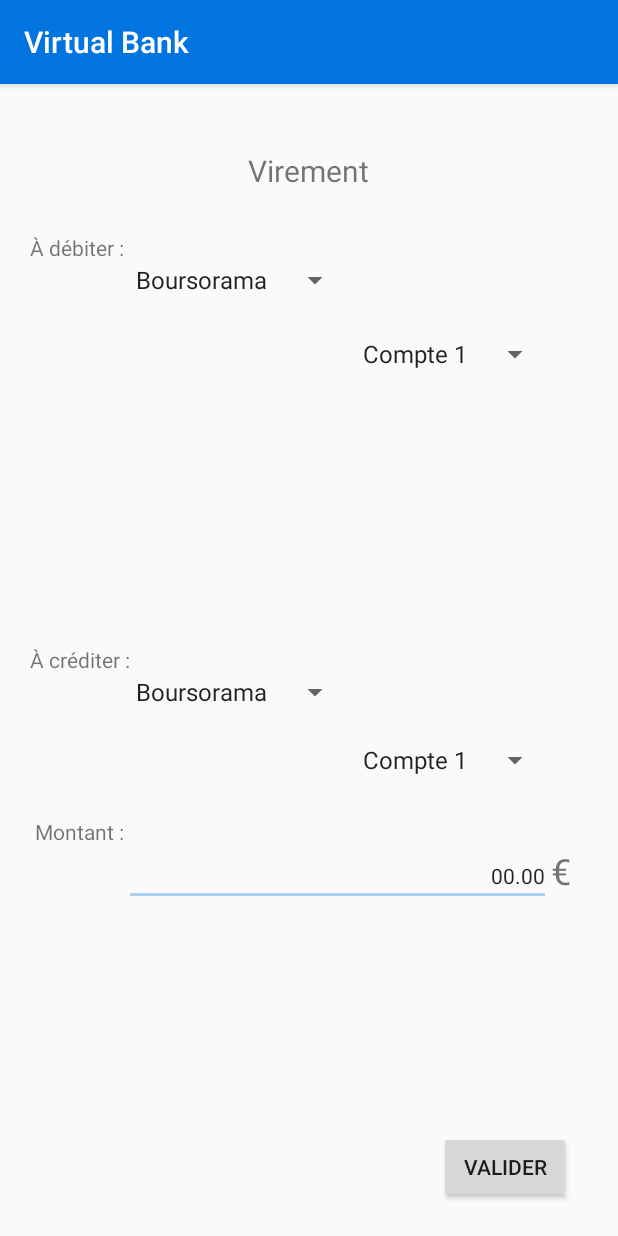
After one commit to Noxyd/VirtualBank, an Android app: the AjoutVirement screen opened directly, with no data from a screen before it, on a phone screen of 412 x 824 dp. The commit adds this screen. Run offline under Robolectric (Android 15) with nearby library versions, the light colour scheme and no system bars.

Commit message:
Ajout de la page 'Ajout Virement'

```diff
--- a/app/src/main/AndroidManifest.xml
+++ b/app/src/main/AndroidManifest.xml
@@ -27,6 +27,7 @@
         <activity android:name=".ListeCompte" />
         <activity android:name=".AjoutBanque" />
         <activity android:name=".Stat" />
+        <activity android:name=".AjoutVirement" />
     </application>
 
 </manifest>
--- a/app/src/main/java/com/example/stri/virtualbank/Accueil.java
+++ b/app/src/main/java/com/example/stri/virtualbank/Accueil.java
@@ -22,6 +22,8 @@
         final Button btn_rlv = (Button) findViewById(R.id.id_btn_releve_bancaire);
         final Button btn_lcpt = (Button) findViewById(R.id.id_btn_liste_compte);
         final Button btn_stat = (Button) findViewById(R.id.id_btn_stat);
+        final Button btn_vir = (Button) findViewById(R.id.id_btn_virement);
+
 
 
         btn_rlv.setOnClickListener(new View.OnClickListener() {
@@ -52,6 +54,15 @@
             }
         });
 
+        btn_vir.setOnClickListener(new View.OnClickListener() {
+
+            @Override
+            public void onClick(View view) {
+                Intent intent = new Intent(Accueil.this, AjoutVirement.class);
+                startActivity(intent);
+            }
+        });
+
         // -    END    -
     }
 }
--- /dev/null
+++ b/app/src/main/java/com/example/stri/virtualbank/AjoutVirement.java
@@ -0,0 +1,98 @@
+package com.example.stri.virtualbank;
+
+import android.content.Intent;
+import android.os.Bundle;
+import android.support.v7.app.AppCompatActivity;
+import android.util.ArrayMap;
+import android.view.View;
+import android.widget.Adapter;
+import android.widget.AdapterView;
+import android.widget.ArrayAdapter;
+import android.widget.Button;
+import android.widget.EditText;
+import android.widget.Spinner;
+import android.widget.Toast;
+
+import java.util.ArrayList;
+
+public class AjoutVirement extends AppCompatActivity implements AdapterView.OnItemSelectedListener{
+
+    private ArrayMap comptes;
+    Spinner compte1;
+    Spinner compte2;
+
+
+    @Override
+    protected void onCreate(Bundle savedInstanceState) {
+        super.onCreate(savedInstanceState);
+        //add content of the page
+        setContentView(R.layout.activity_ajoutvirement);
+
+        //identification des spinners
+        Spinner banque1 = (Spinner) findViewById(R.id.ab_banque_debit);
+        Spinner banque2 = (Spinner) findViewById(R.id.ab_banque_credit);
+        compte1 = (Spinner) findViewById(R.id.ab_compte_debit);
+        compte2 = (Spinner) findViewById(R.id.ab_compte_credit);
+
+        //Ajout des comptes
+        comptes = new ArrayMap();
+        comptes.put("Boursorama", ArrayAdapter.createFromResource(this, R.array.Boursorama, android.R.layout.simple_spinner_item));
+        comptes.put("Monabanq", ArrayAdapter.createFromResource(this, R.array.Monabanq, android.R.layout.simple_spinner_item));
+        comptes.put("HSBC", ArrayAdapter.createFromResource(this, R.array.HSBC, android.R.layout.simple_spinner_item));
+
+        //ajout d'une fonctionne au spinner banque1 et banque 2
+        //cette fonction s'active lors que l'utilisateur change le contenu du spinner
+        banque1.setOnItemSelectedListener(new AdapterView.OnItemSelectedListener() {
+            @Override
+            public void onItemSelected(AdapterView<?> parent, View view, int position, long id) {
+                //init
+                //Va chercher dans comptes, les comptes qui appartiennent à la banque dont le nom est sélectionné !
+                ArrayAdapter<CharSequence> adapter_banque = (ArrayAdapter<CharSequence>) comptes.get(parent.getItemAtPosition(position).toString());
+                adapter_banque.setDropDownViewResource(android.R.layout.simple_dropdown_item_1line);
+
+                compte1.setAdapter(adapter_banque);
+            }
+
+            @Override
+            public void onNothingSelected(AdapterView<?> parent) {
+
+                // sometimes you need nothing here
+            }
+        });
+
+        banque2.setOnItemSelectedListener(new AdapterView.OnItemSelectedListener() {
+            @Override
+            public void onItemSelected(AdapterView<?> parent, View view, int position, long id) {
+                //init
+                //Va chercher dans comptes, les comptes qui appartiennent à la banque dont le nom est sélectionné !
+                ArrayAdapter<CharSequence> adapter_banque = (ArrayAdapter<CharSequence>) comptes.get(parent.getItemAtPosition(position).toString());
+                adapter_banque.setDropDownViewResource(android.R.layout.simple_dropdown_item_1line);
+
+                compte2.setAdapter(adapter_banque);
+            }
+
+            @Override
+            public void onNothingSelected(AdapterView<?> parent) {
+
+                // sometimes you need nothing here
+            }
+        });
+        //Récupération de la ressource stockée dans util_banque.xml
+        ArrayAdapter<CharSequence> adapter_banque = ArrayAdapter.createFromResource(this, R.array.util_banque, android.R.layout.simple_spinner_item);
+
+
+        adapter_banque.setDropDownViewResource(android.R.layout.simple_dropdown_item_1line);
+
+        //Application des adapters aux spinneurs banque 1 et 2
+        banque1.setAdapter(adapter_banque);
+        banque2.setAdapter(adapter_banque);
+    }
+
+    public void onItemSelected(AdapterView<?> parent, View view, int pos, long id) {
+
+    }
+
+    public void onNothingSelected(AdapterView parent) {
+        // Do nothing.
+    }
+}
--- a/app/src/main/res/layout/activity_accueil.xml
+++ b/app/src/main/res/layout/activity_accueil.xml
@@ -45,6 +45,15 @@
             tools:layout_editor_absoluteY="100dp" />
 
         <Button
+            android:id="@+id/id_btn_virement"
+            android:layout_width="wrap_content"
+            android:layout_height="wrap_content"
+            android:layout_below="@+id/id_btn_stat"
+            android:layout_centerHorizontal="true"
+            android:layout_marginTop="24dp"
+            android:text="Virement" />
+
+        <Button
             android:id="@+id/id_btn_stat"
             android:layout_width="wrap_content"
             android:layout_height="wrap_content"
--- /dev/null
+++ b/app/src/main/res/layout/activity_ajoutvirement.xml
@@ -0,0 +1,134 @@
+<?xml version="1.0" encoding="utf-8"?>
+<LinearLayout xmlns:android="http://schemas.android.com/apk/res/android"
+    xmlns:app="http://schemas.android.com/apk/res-auto"
+    xmlns:tools="http://schemas.android.com/tools"
+    android:layout_width="match_parent"
+    android:layout_height="match_parent"
+    android:orientation="vertical">
+
+    <RelativeLayout
+        android:layout_width="match_parent"
+        android:layout_height="match_parent">
+
+        <TextView
+            android:id="@+id/textView7"
+            android:layout_width="wrap_content"
+            android:layout_height="wrap_content"
+            android:layout_alignParentTop="true"
+            android:layout_centerHorizontal="true"
+            android:layout_marginTop="44dp"
+            android:text="Virement"
+            android:textSize="20sp"
+            tools:layout_editor_absoluteX="105dp"
+            tools:layout_editor_absoluteY="42dp" />
+
+        <TextView
+            android:id="@+id/textView4"
+            android:layout_width="wrap_content"
+            android:layout_height="wrap_content"
+            android:layout_alignParentStart="true"
+            android:layout_below="@+id/textView7"
+            android:layout_marginStart="20dp"
+            android:layout_marginTop="28dp"
+            android:text="À débiter :"
+            tools:layout_editor_absoluteX="16dp"
+            tools:layout_editor_absoluteY="137dp" />
+
+        <TextView
+            android:id="@+id/textView5"
+            android:layout_width="wrap_content"
+            android:layout_height="wrap_content"
+            android:layout_alignStart="@+id/textView4"
+            android:layout_centerVertical="true"
+            android:text="À créditer :"
+            tools:layout_editor_absoluteX="16dp"
+            tools:layout_editor_absoluteY="137dp" />
+
+        <Spinner
+            android:id="@+id/ab_compte_debit"
+            android:layout_width="wrap_content"
+            android:layout_height="wrap_content"
+            android:layout_below="@+id/ab_banque_debit"
+            android:layout_marginTop="25dp"
+            android:layout_toEndOf="@+id/ab_banque_debit"
+            tools:layout_editor_absoluteX="16dp"
+            tools:layout_editor_absoluteY="154dp" />
+
+        <Spinner
+            android:id="@+id/ab_banque_debit"
+            android:layout_width="wrap_content"
+            android:layout_height="wrap_content"
+            android:layout_below="@+id/textView4"
+            android:layout_toEndOf="@+id/textView4"
+            tools:layout_editor_absoluteX="16dp"
+            tools:layout_editor_absoluteY="154dp" />
+
+        <Spinner
+            android:id="@+id/ab_banque_credit"
+            android:layout_width="wrap_content"
+            android:layout_height="wrap_content"
+            android:layout_below="@+id/textView5"
+            android:layout_toStartOf="@+id/ab_compte_debit"
+            tools:layout_editor_absoluteX="16dp"
+            tools:layout_editor_absoluteY="154dp" />
+
+        <Spinner
+            android:id="@+id/ab_compte_credit"
+            android:layout_width="wrap_content"
+            android:layout_height="wrap_content"
+            android:layout_below="@+id/ab_banque_credit"
+            android:layout_marginTop="21dp"
+            android:layout_toEndOf="@+id/ab_banque_credit"
+            tools:layout_editor_absoluteX="16dp"
+            tools:layout_editor_absoluteY="154dp" />
+
+        <TextView
+            android:id="@+id/textView6"
+            android:layout_width="wrap_content"
+            android:layout_height="wrap_content"
+            android:layout_below="@+id/ab_compte_credit"
+            android:layout_marginTop="26dp"
+            android:layout_toStartOf="@+id/et_av_montant"
+            android:text="Montant :" />
+
+        <EditText
+            android:id="@+id/et_av_montant"
+            android:layout_width="wrap_content"
+            android:layout_height="wrap_content"
+            android:layout_alignEnd="@+id/ab_compte_credit"
+            android:layout_alignStart="@+id/ab_banque_credit"
+            android:layout_below="@+id/textView6"
+            android:ems="10"
+            android:inputType="number"
+            android:text="00.00"
+            android:textAlignment="textEnd"
+            android:textSize="14sp" />
+
+        <Button
+            android:id="@+id/btn_av_valider"
+            android:layout_width="wrap_content"
+            android:layout_height="wrap_content"
+            android:layout_alignParentBottom="true"
+            android:layout_alignParentEnd="true"
+            android:layout_marginBottom="22dp"
+            android:layout_marginEnd="31dp"
+            android:text="Valider" />
+
+        <TextView
+            android:id="@+id/textView9"
+            android:layout_width="wrap_content"
+            android:layout_height="wrap_content"
+            android:layout_below="@+id/textView6"
+            android:layout_toEndOf="@+id/et_av_montant"
+            android:text="€"
+            android:textSize="24sp" />
+
+    </RelativeLayout>
+
+    <RelativeLayout
+        android:layout_width="match_parent"
+        android:layout_height="match_parent">
+
+    </RelativeLayout>
+
+</LinearLayout>
--- a/app/src/main/res/layout/activity_releve_bancaire.xml
+++ b/app/src/main/res/layout/activity_releve_bancaire.xml
@@ -26,7 +26,7 @@
                 android:layout_height="wrap_content"
                 android:layout_centerHorizontal="true"
                 android:layout_centerVertical="true"
-                android:text="Nom Du Compte" />
+                android:text="Compte n°1" />
         </RelativeLayout>
 
         <RelativeLayout
@@ -122,8 +122,7 @@
                                     android:layout_width="match_parent"
                                     android:layout_height="wrap_content"
                                     android:layout_alignParentStart="true"
-                                    android:layout_alignParentTop="true"
-                                    android:text="TextView" />
+                                    android:layout_alignParentTop="true" />
                             </RelativeLayout>
 
                             <RelativeLayout
@@ -135,8 +134,7 @@
                                 <TextView
                                     android:id="@+id/col2TextView"
                                     android:layout_width="match_parent"
-                                    android:layout_height="wrap_content"
-                                    android:text="TextView" />
+                                    android:layout_height="wrap_content" />
                             </RelativeLayout>
 
                             <RelativeLayout
@@ -148,8 +146,7 @@
                                 <TextView
                                     android:id="@+id/col3TextView"
                                     android:layout_width="match_parent"
-                                    android:layout_height="wrap_content"
-                                    android:text="TextView" />
+                                    android:layout_height="wrap_content" />
                             </RelativeLayout>
 
                             <RelativeLayout
@@ -161,8 +158,7 @@
                                 <TextView
                                     android:id="@+id/col4TextView"
                                     android:layout_width="match_parent"
-                                    android:layout_height="wrap_content"
-                                    android:text="TextView" />
+                                    android:layout_height="wrap_content" />
                             </RelativeLayout>
                         </LinearLayout>
                     </RelativeLayout>
--- /dev/null
+++ b/app/src/main/res/values/banque_util.xml
@@ -0,0 +1,8 @@
+<?xml version="1.0" encoding="utf-8"?>
+<resources>
+    <string-array name="util_banque">
+        <item>Boursorama</item>
+        <item>Monabanq</item>
+        <item>HSBC</item>
+    </string-array>
+</resources>
--- a/app/src/main/res/values/banque_xml.xml
+++ b/app/src/main/res/values/banque_xml.xml
@@ -1,7 +1,7 @@
 <?xml version="1.0" encoding="utf-8"?>
 <resources>
     <string-array name="avail_banque">
-        <item>Boursorama Banque</item>
+        <item>Boursorama</item>
         <item>Monabanq</item>
         <item>HSBC</item>
         <item>BNP Paribas</item>
--- /dev/null
+++ b/app/src/main/res/values/util_compte.xml
@@ -0,0 +1,20 @@
+<?xml version="1.0" encoding="utf-8"?>
+<resources>
+    <string-array name="Boursorama">
+        <item>Compte 1</item>
+        <item>Compte 2</item>
+        <item>Compte 3</item>
+    </string-array>
+
+    <string-array name="Monabanq">
+        <item>Compte A</item>
+        <item>Compte B</item>
+        <item>Compte C</item>
+    </string-array>
+
+    <string-array name="HSBC">
+        <item>Compte 0</item>
+        <item>Compte 1</item>
+        <item>Compte 10</item>
+    </string-array>
+</resources>
```
